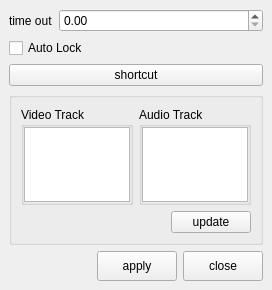
First picture: the form in app/resolve/Python/rs_resolve/tool/voice_dropper/lip_sync_window.ui, repository nakano000/Resolve_Script, before the edit.
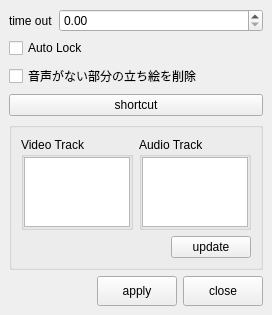
Second picture: the form after the edit.

Commit message: 音声がない部分の立ち絵削除機能 追加

Diff of the .ui file:
```diff
--- a/app/resolve/Python/rs_resolve/tool/voice_dropper/lip_sync_window.ui
+++ b/app/resolve/Python/rs_resolve/tool/voice_dropper/lip_sync_window.ui
@@ -7,7 +7,7 @@
     <x>0</x>
     <y>0</y>
     <width>272</width>
-    <height>290</height>
+    <height>297</height>
    </rect>
   </property>
   <property name="windowTitle">
@@ -36,6 +36,13 @@
       </property>
      </widget>
     </item>
+    <item>
+     <widget class="QCheckBox" name="useDeleteCheckBox">
+      <property name="text">
+       <string>音声がない部分の立ち絵を削除</string>
+      </property>
+     </widget>
+    </item>
     <item>
      <widget class="QPushButton" name="shortcutButton">
       <property name="text">
```
The commit also changes 3 other files.
